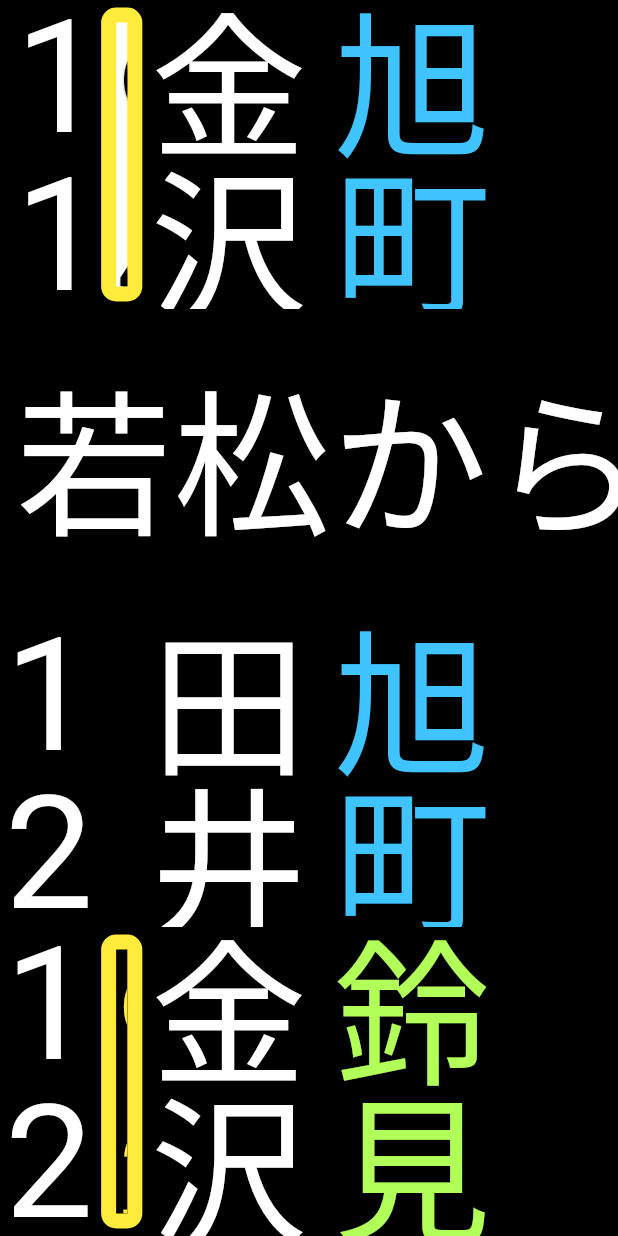
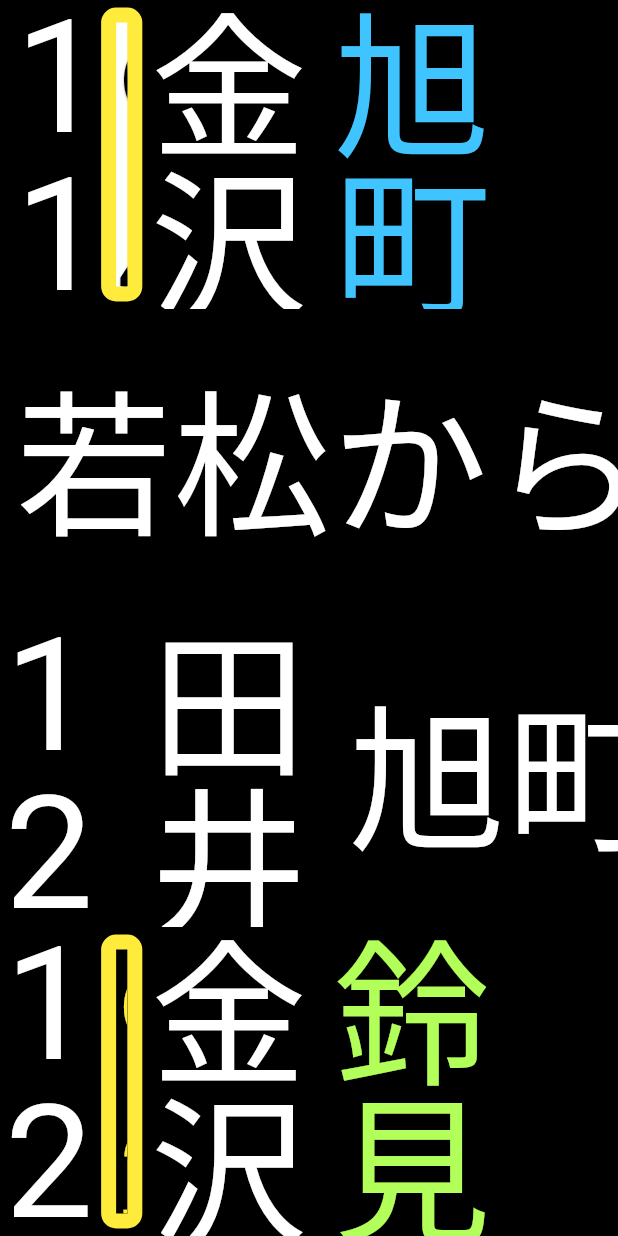
Before and after one commit to ogawa3427/bashi_disp, a Flutter app: the screen it shows after launch, after a tap on "全画面表示", on a phone screen of 412 x 824 dp. Run offline on Flutter 3.47's test engine with Material 3 defaults, Android fonts, the phone set to English and light mode, and no system bars; drawn by our look-alikes of marquee; missing offline and left inert: dart:html, dart:js.

Commit message:
まあまあ

```diff
--- a/lib/main.dart
+++ b/lib/main.dart
@@ -38,6 +38,7 @@ class _ResolutionDisplayPageState extends State<ResolutionDisplayPage> {
   bool _buttonVisible = true; // ボタンの表示状態を管理
   // 横分割の比率を設定するリスト
   final List<int> _columnRatios = [5, 3, 9, 16]; // 時刻、路線番号、行先、経由の比率
+  int _textIndex = 0; // テキスト切り替え用インデックス
 
   // セルテキスト用の共通スタイルを定義
   final TextStyle cellTextStyle = const TextStyle(
@@ -60,6 +61,22 @@ class _ResolutionDisplayPageState extends State<ResolutionDisplayPage> {
         setState(() {
           _isFullScreen = isCurrentlyFullScreen;
         });
+      }
+    });
+
+    // テキスト切り替えタイマーを設定
+    Future.delayed(Duration.zero, () {
+      _startTextSwitchTimer();
+    });
+  }
+
+  void _startTextSwitchTimer() {
+    Future.delayed(const Duration(seconds: 5), () {
+      if (mounted) {
+        setState(() {
+          _textIndex = (_textIndex + 1) % 2;
+        });
+        _startTextSwitchTimer();
       }
     });
   }
@@ -276,12 +293,33 @@ class _ResolutionDisplayPageState extends State<ResolutionDisplayPage> {
                               alignment: Alignment.centerLeft,
                               child: Padding(
                                 padding: EdgeInsets.only(left: 10),
-                                child: Text(
-                                  '旭町経由',
-                                  style: cellTextStyle.copyWith(
-                                    color: Colors.lightBlueAccent,
-                                  ),
-                                  textAlign: TextAlign.left,
+                                child: AnimatedSwitcher(
+                                  duration: const Duration(milliseconds: 0),
+                                  child: _textIndex == 0
+                                    ? Text(
+                                        '旭町経由',
+                                        key: const ValueKey('text1'),
+                                        style: cellTextStyle.copyWith(
+                                          color: Colors.lightBlueAccent,
+                                        ),
+                                        textAlign: TextAlign.left,
+                                      )
+                                    : Marquee(
+                                        key: const ValueKey('scrolling_text'),
+                                        text: '旭町で金沢駅方面のりつぎ',
+                                        style: cellTextStyle.copyWith(
+                                          color: Colors.white,
+                                        ),
+                                        scrollAxis: Axis.horizontal,
+                                        crossAxisAlignment: CrossAxisAlignment.center,
+                                        blankSpace: 50.0,
+                                        velocity: 200.0,
+                                        pauseAfterRound: Duration.zero,
+                                        showFadingOnlyWhenScrolling: true,
+                                        fadingEdgeStartFraction: 0.1,
+                                        fadingEdgeEndFraction: 0.1,
+                                        startPadding: 10.0,
+                                      ),
                                 ),
                               ),
                             ),
```
